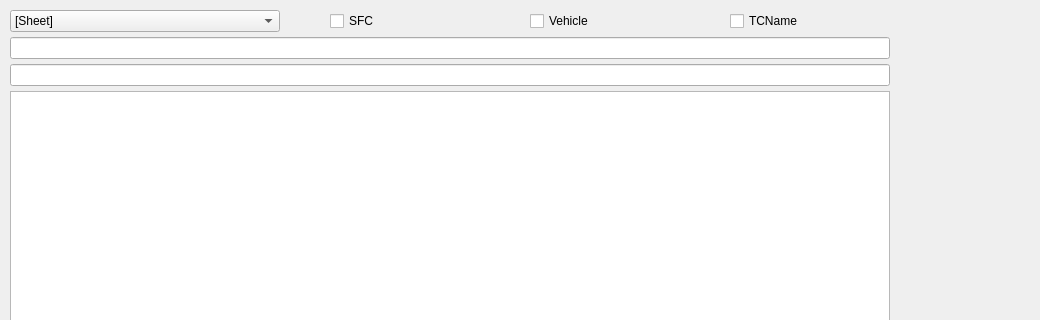
This is Application/Source/Dialog/Dialog.ui in rlarudgh1997/Application as Qt 5 draws it before an edit; both pictures show x 0 to 1040 and y 0 to 320 of the 1200 by 1000 pixel window. The edited form follows.
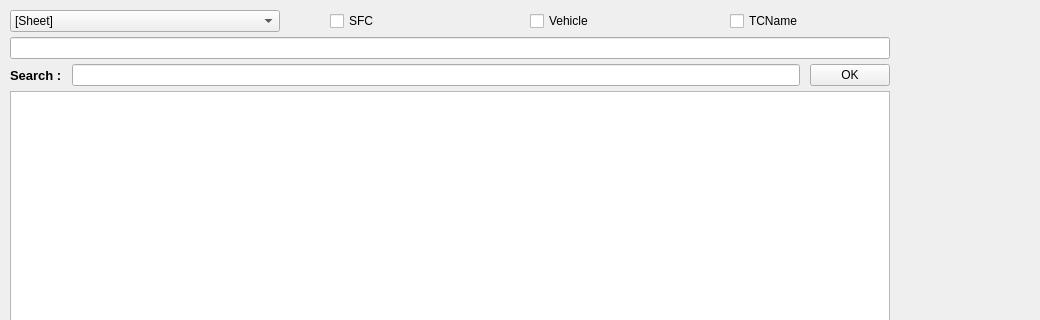
This is the edited form. The open tabs and pages were chosen to show the change.

Patch:
```diff
--- a/Application/Source/Dialog/Dialog.ui
+++ b/Application/Source/Dialog/Dialog.ui
@@ -1229,6 +1229,38 @@
        </widget>
       </item>
       <item>
+       <widget class="QWidget" name="AutoCompleteInputWidget" native="true">
+        <layout class="QHBoxLayout" name="AutoCompleteInputWidget_">
+         <property name="spacing">
+          <number>10</number>
+         </property>
+         <property name="leftMargin">
+          <number>0</number>
+         </property>
+         <property name="topMargin">
+          <number>0</number>
+         </property>
+         <property name="rightMargin">
+          <number>0</number>
+         </property>
+         <property name="bottomMargin">
+          <number>0</number>
+         </property>
+         <item>
+          <widget class="QLabel" name="label">
+           <property name="font">
+            <font>
+             <pointsize>10</pointsize>
+             <weight>75</weight>
+             <bold>true</bold>
+            </font>
+           </property>
+           <property name="text">
+            <string>Search :</string>
+           </property>
+          </widget>
+         </item>
+         <item>
        <widget class="QLineEdit" name="AutoCompleteInput">
         <property name="maximumSize">
          <size>
@@ -1236,6 +1268,16 @@
           <height>23</height>
          </size>
         </property>
+          </widget>
+         </item>
+         <item>
+          <widget class="QPushButton" name="pushButton">
+           <property name="text">
+            <string>OK</string>
+           </property>
+          </widget>
+         </item>
+        </layout>
        </widget>
       </item>
       <item>
```
Lines whose indentation alone changed are shown as unchanged.
